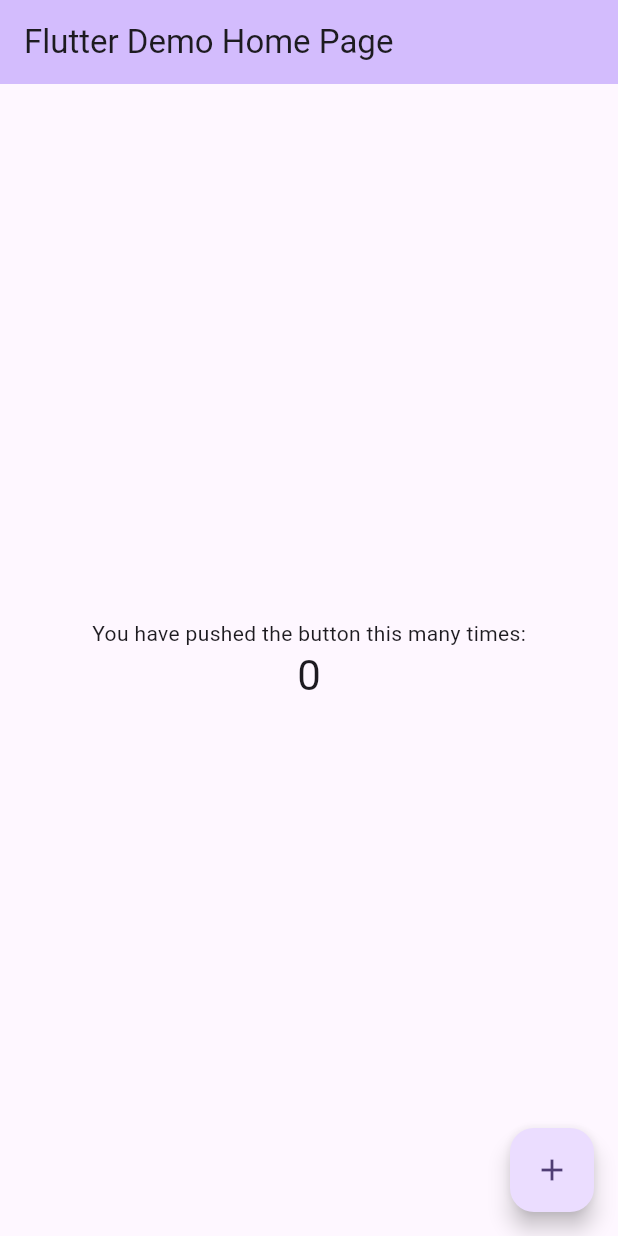
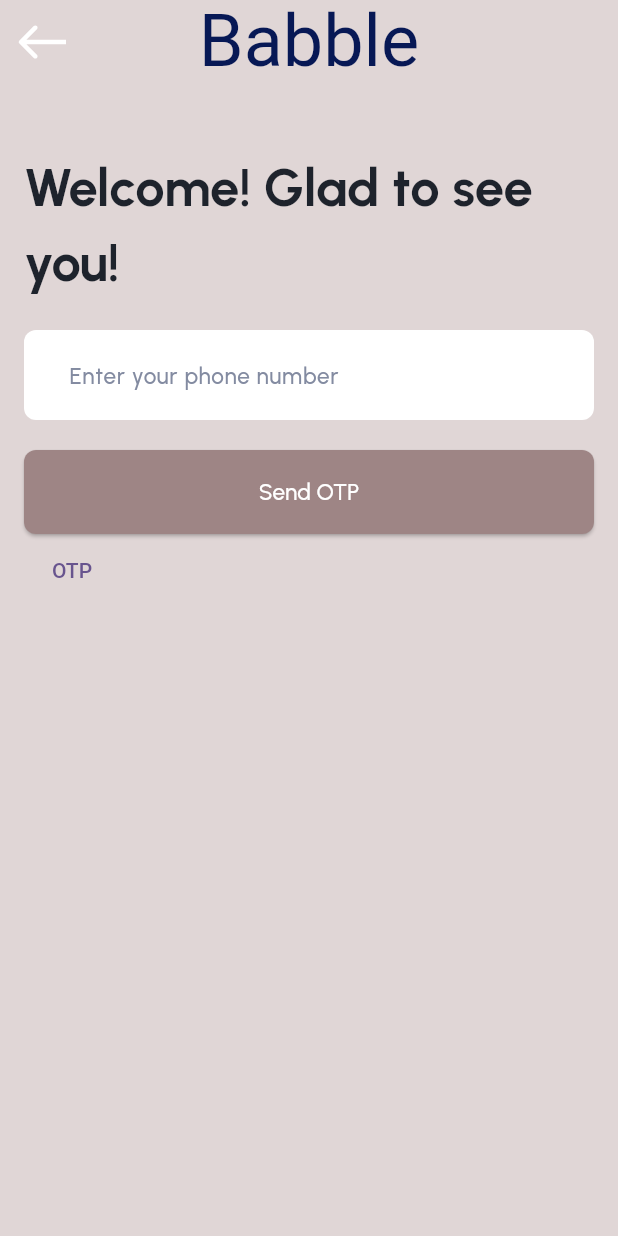
Before and after one commit to Akhil-8300/babble, a Flutter app: the screen it shows after launch, on a phone screen of 412 x 824 dp. Run offline on Flutter 3.47's test engine with Material 3 defaults, Android fonts, the phone set to English and light mode, and no system bars; our stand-ins replace firebase_auth, firebase_core, flutter_svg; accounts and stored records are empty; Roboto replaces fonts that are missing (Jua).

Commit message:
Reg And OTP

```diff
--- /dev/null
+++ b/lib/core/colors.dart
@@ -0,0 +1,7 @@
+import 'package:flutter/material.dart';
+
+const bodyBackgroundColor = Color(0xFFE0D6D6);
+const otpSubColor = Color(0xFF838BA1);
+const regTitleColor = Color.fromRGBO(30, 35, 44, 1);
+const kWhite = Colors.white;
+const regOtpFieldBgColor = kWhite;
--- /dev/null
+++ b/lib/core/padding.dart
@@ -0,0 +1,3 @@
+import 'package:flutter/material.dart';
+
+const regOtpScreenPadding = EdgeInsets.only(top: 20, left: 16, right: 16);
--- a/lib/main.dart
+++ b/lib/main.dart
@@ -1,8 +1,10 @@
 import 'package:flutter/material.dart';
 import 'package:firebase_core/firebase_core.dart';
 import 'firebase_options.dart';
+import 'presentation/screens/auth/registration.dart';
 
 void main() async {
+  WidgetsFlutterBinding.ensureInitialized();
   await Firebase.initializeApp(
     options: DefaultFirebaseOptions.currentPlatform,
   );
@@ -12,119 +14,16 @@ void main() async {
 class MyApp extends StatelessWidget {
   const MyApp({super.key});
 
-  // This widget is the root of your application.
   @override
   Widget build(BuildContext context) {
     return MaterialApp(
       title: 'Flutter Demo',
       theme: ThemeData(
-        // This is the theme of your application.
-        //
-        // TRY THIS: Try running your application with "flutter run". You'll see
-        // the application has a purple toolbar. Then, without quitting the app,
-        // try changing the seedColor in the colorScheme below to Colors.green
-        // and then invoke "hot reload" (save your changes or press the "hot
-        // reload" button in a Flutter-supported IDE, or press "r" if you used
-        // the command line to start the app).
-        //
-        // Notice that the counter didn't reset back to zero; the application
-        // state is not lost during the reload. To reset the state, use hot
-        // restart instead.
-        //
-        // This works for code too, not just values: Most code changes can be
-        // tested with just a hot reload.
         colorScheme: ColorScheme.fromSeed(seedColor: Colors.deepPurple),
         useMaterial3: true,
       ),
-      home: const MyHomePage(title: 'Flutter Demo Home Page'),
+      home: RegistrationScreen(),
+      debugShowCheckedModeBanner: false,
     );
   }
 }
-
-class MyHomePage extends StatefulWidget {
-  const MyHomePage({super.key, required this.title});
-
-  // This widget is the home page of your application. It is stateful, meaning
-  // that it has a State object (defined below) that contains fields that affect
-  // how it looks.
-
-  // This class is the configuration for the state. It holds the values (in this
-  // case the title) provided by the parent (in this case the App widget) and
-  // used by the build method of the State. Fields in a Widget subclass are
-  // always marked "final".
-
-  final String title;
-
-  @override
-  State<MyHomePage> createState() => _MyHomePageState();
-}
-
-class _MyHomePageState extends State<MyHomePage> {
-  int _counter = 0;
-
-  void _incrementCounter() {
-    setState(() {
-      // This call to setState tells the Flutter framework that something has
-      // changed in this State, which causes it to rerun the build method below
-      // so that the display can reflect the updated values. If we changed
-      // _counter without calling setState(), then the build method would not be
-      // called again, and so nothing would appear to happen.
-      _counter++;
-    });
-  }
-
-  @override
-  Widget build(BuildContext context) {
-    // This method is rerun every time setState is called, for instance as done
-    // by the _incrementCounter method above.
-    //
-    // The Flutter framework has been optimized to make rerunning build methods
-    // fast, so that you can just rebuild anything that needs updating rather
-    // than having to individually change instances of widgets.
-    return Scaffold(
-      appBar: AppBar(
-        // TRY THIS: Try changing the color here to a specific color (to
-        // Colors.amber, perhaps?) and trigger a hot reload to see the AppBar
-        // change color while the other colors stay the same.
-        backgroundColor: Theme.of(context).colorScheme.inversePrimary,
-        // Here we take the value from the MyHomePage object that was created by
-        // the App.build method, and use it to set our appbar title.
-        title: Text(widget.title),
-      ),
-      body: Center(
-        // Center is a layout widget. It takes a single child and positions it
-        // in the middle of the parent.
-        child: Column(
-          // Column is also a layout widget. It takes a list of children and
-          // arranges them vertically. By default, it sizes itself to fit its
-          // children horizontally, and tries to be as tall as its parent.
-          //
-          // Column has various properties to control how it sizes itself and
-          // how it positions its children. Here we use mainAxisAlignment to
-          // center the children vertically; the main axis here is the vertical
-          // axis because Columns are vertical (the cross axis would be
-          // horizontal).
-          //
-          // TRY THIS: Invoke "debug painting" (choose the "Toggle Debug Paint"
-          // action in the IDE, or press "p" in the console), to see the
-          // wireframe for each widget.
-          mainAxisAlignment: MainAxisAlignment.center,
-          children: <Widget>[
-            const Text(
-              'You have pushed the button this many times:',
-            ),
-            Text(
-              '$_counter',
-              style: Theme.of(context).textTheme.headlineMedium,
-            ),
-          ],
-        ),
-      ),
-      floatingActionButton: FloatingActionButton(
-        onPressed: _incrementCounter,
-        tooltip: 'Increment',
-        child: const Icon(Icons.add),
-      ), // This trailing comma makes auto-formatting nicer for build methods.
-    );
-  }
-}
--- /dev/null
+++ b/lib/presentation/common/appbar.dart
@@ -0,0 +1,31 @@
+import 'package:flutter/material.dart';
+import 'package:flutter_svg/flutter_svg.dart';
+
+class CustomAppBarBabble extends StatelessWidget {
+  const CustomAppBarBabble({super.key});
+
+  @override
+  Widget build(BuildContext context) {
+    return AppBar(
+      backgroundColor: Colors.transparent,
+      title: const Text(
+        'Babble',
+        textAlign: TextAlign.center,
+        style: TextStyle(
+            color: Color.fromRGBO(7, 24, 85, 1),
+            fontFamily: 'Jua',
+            fontSize: 48,
+            letterSpacing: 0,
+            fontWeight: FontWeight.normal,
+            height: 5),
+      ),
+      centerTitle: true,
+      automaticallyImplyLeading: true,
+      leading: IconButton(
+          onPressed: () {
+            Navigator.pop(context);
+          },
+          icon: SvgPicture.asset('assets/images/arrow1.svg')),
+    );
+  }
+}
--- /dev/null
+++ b/lib/presentation/screens/auth/registration.dart
@@ -0,0 +1,95 @@
+import 'package:babble/presentation/common/appbar.dart';
+import 'package:babble/presentation/screens/auth/otpscreen.dart';
+import 'package:firebase_auth/firebase_auth.dart';
+import 'package:flutter/material.dart';
+import '../../../core/colors.dart';
+import '../../../core/padding.dart';
+
+class RegistrationScreen extends StatelessWidget {
+  RegistrationScreen({super.key});
+  var phoneNumberController = TextEditingController();
+  @override
+  Widget build(BuildContext context) {
+    return Scaffold(
+      backgroundColor: bodyBackgroundColor,
+      appBar: const PreferredSize(
+          preferredSize: Size.fromHeight(80), child: CustomAppBarBabble()),
+      body: SafeArea(
+          child: Padding(
+        padding: regOtpScreenPadding,
+        child: Column(
+          crossAxisAlignment: CrossAxisAlignment.start,
+          children: [
+            const Text('Welcome! Glad to see you!',
+                textAlign: TextAlign.left,
+                style: TextStyle(
+                  color: regTitleColor,
+                  fontFamily: 'Urbanist',
+                  fontSize: 35,
+                  letterSpacing: 0,
+                  fontWeight: FontWeight.bold,
+                )),
+            const SizedBox(
+              height: 20,
+            ),
+            Container(
+              decoration: BoxDecoration(
+                  color: regOtpFieldBgColor,
+                  borderRadius: BorderRadius.circular(8)),
+              child: TextFormField(
+                controller: phoneNumberController,
+                decoration: const InputDecoration(
+                  contentPadding:
+                      EdgeInsets.symmetric(horizontal: 30, vertical: 18),
+                  hintText: 'Enter your phone number',
+                  hintStyle: TextStyle(
+                      fontFamily: 'Urbanist', fontSize: 15, color: otpSubColor),
+                  border: InputBorder.none,
+                ),
+              ),
+            ),
+            const SizedBox(
+              height: 20,
+            ),
+            ElevatedButton(
+              onPressed: () async {
+                await FirebaseAuth.instance.verifyPhoneNumber(
+                    verificationCompleted: (PhoneAuthCredential credential) {},
+                    verificationFailed: (FirebaseAuthException ex) {},
+                    codeSent:
+                        (String verificationId, int? forceResendingToken) {},
+                    codeAutoRetrievalTimeout: (String verificationId) {},
+                    phoneNumber: phoneNumberController.text.trim());
+              },
+              style: ButtonStyle(
+                  shape: MaterialStatePropertyAll(RoundedRectangleBorder(
+                      borderRadius: BorderRadius.circular(8))),
+                  fixedSize:
+                      const MaterialStatePropertyAll(Size(double.infinity, 56)),
+                  maximumSize: const MaterialStatePropertyAll(Size(1200, 56)),
+                  backgroundColor:
+                      const MaterialStatePropertyAll(Color(0xFF9E8585))),
+              child: const Text(
+                "Send OTP",
+                style: TextStyle(
+                    color: kWhite,
+                    fontSize: 15,
+                    fontFamily: 'Urbanist',
+                    fontWeight: FontWeight.w400),
+              ),
+            ),
+            TextButton(
+                onPressed: () {
+                  Navigator.push(
+                      context,
+                      MaterialPageRoute(
+                        builder: (context) => const OTPScreen(),
+                      ));
+                },
+                child: const Text("OTP"))
+          ],
+        ),
+      )),
+    );
+  }
+}
```
Also changed, not shown: lib/presentation/screens/auth/otpscreen.dart (added, +44 -0 lines), pubspec.yaml (+16 -18 lines), assets/fonts/Urbanist-Bold.ttf (added), assets/fonts/Urbanist-Medium.ttf (added), assets/fonts/Urbanist-SemiBold.ttf (added), assets/images/arrow1.svg (added), pubspec.lock, 3 other files.
